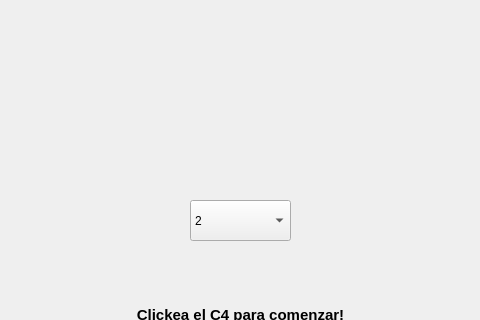
Old version of the form mainwindow.ui in the repository lucaspaupie/tp-poo-oca; both pictures show x 410 to 890 and y 100 to 420 of the 1280 by 720 pixel window.
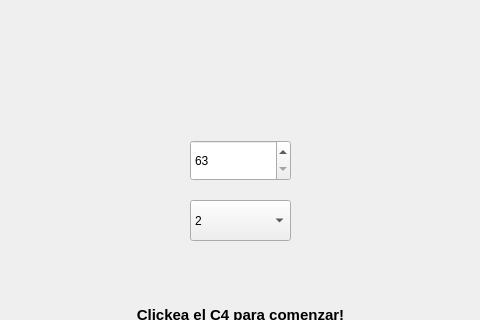
New version of the form. The open tabs and pages were chosen to show the change. Icons and pictures are not drawn.

```diff
--- a/mainwindow.ui
+++ b/mainwindow.ui
@@ -173,6 +173,22 @@
 &lt;p align=&quot;center&quot; style=&quot; margin-top:0px; margin-bottom:0px; margin-left:0px; margin-right:0px; -qt-block-indent:0; text-indent:0px;&quot;&gt;&lt;span style=&quot; font-size:11pt; font-weight:700; color:#000000;&quot;&gt;Clickea el C4 para comenzar!&lt;/span&gt;&lt;/p&gt;&lt;/body&gt;&lt;/html&gt;</string>
       </property>
      </widget>
+     <widget class="QSpinBox" name="CANTcasillas">
+      <property name="geometry">
+       <rect>
+        <x>600</x>
+        <y>240</y>
+        <width>101</width>
+        <height>41</height>
+       </rect>
+      </property>
+      <property name="minimum">
+       <number>63</number>
+      </property>
+      <property name="maximum">
+       <number>90</number>
+      </property>
+     </widget>
     </widget>
     <widget class="QWidget" name="tablero">
      <property name="styleSheet">
```
Left out of the diff: 2 changed lines with no effect on the pictures.
